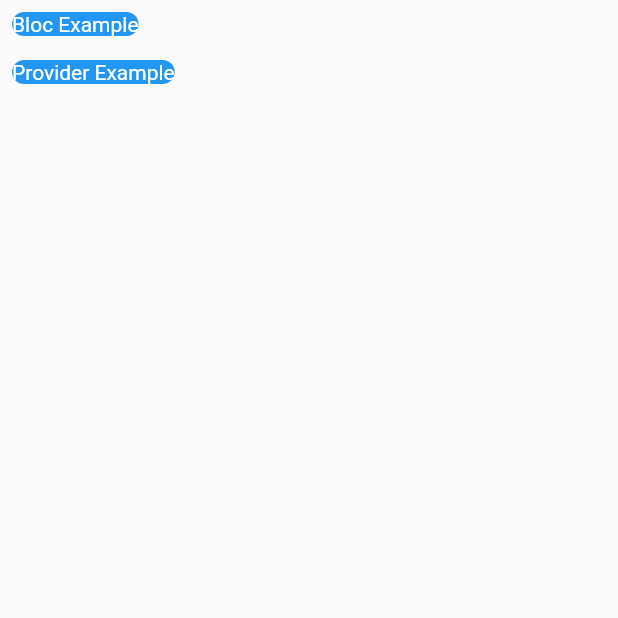
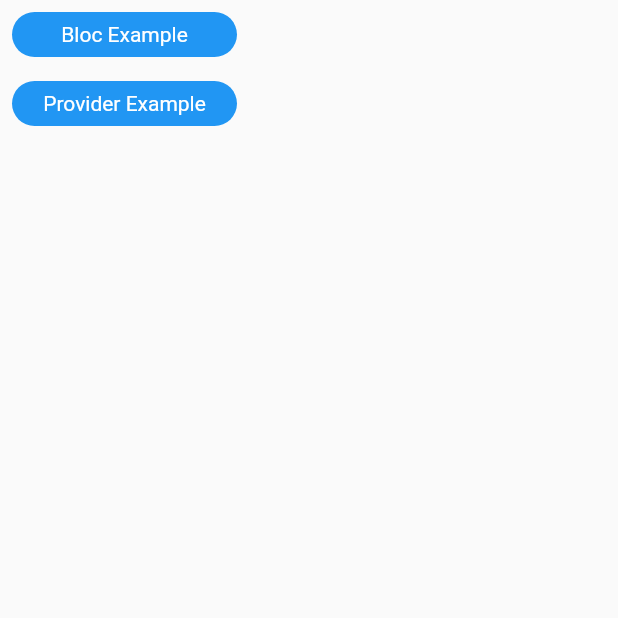
Before and after one commit to sivanandamarun/flutter_bloc_original, a Flutter app: the DashBoardProvider screen opened directly, on a phone screen of 412 x 824 dp, the top half of it. Run offline on Flutter 3.47's test engine with Material 2 defaults, Android fonts, the phone set to English and light mode, and no system bars; our stand-ins replace bloc, dio, flutter_bloc.

```diff
--- a/lib/widgets/DashboardMenu.dart
+++ b/lib/widgets/DashboardMenu.dart
@@ -24,13 +24,17 @@ class _DashBoardMenuState extends State<DashBoardMenu> {
       child: Padding(
         padding: const EdgeInsets.all(8.0),
         child: Container(
+          width: 150.0,
+          height: 30.0,
           decoration: BoxDecoration(borderRadius: BorderRadius.circular(25.0),
             color: Colors.blue
           ),
-          child: Text(widget.title,style: const TextStyle(
-            color: Colors.white,
-            fontSize: 14,
-          ),
+          child: Center(
+            child: Text(widget.title,style: const TextStyle(
+              color: Colors.white,
+              fontSize: 14,
+            ),
+            ),
           ),
         ),
       ),
```
